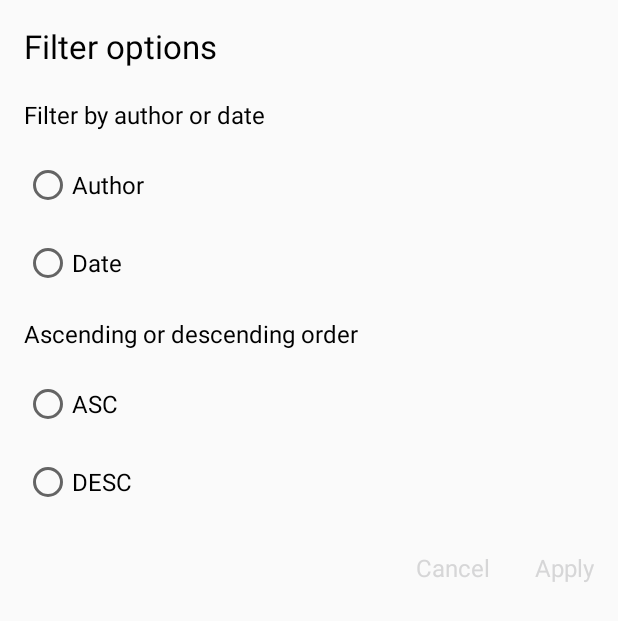
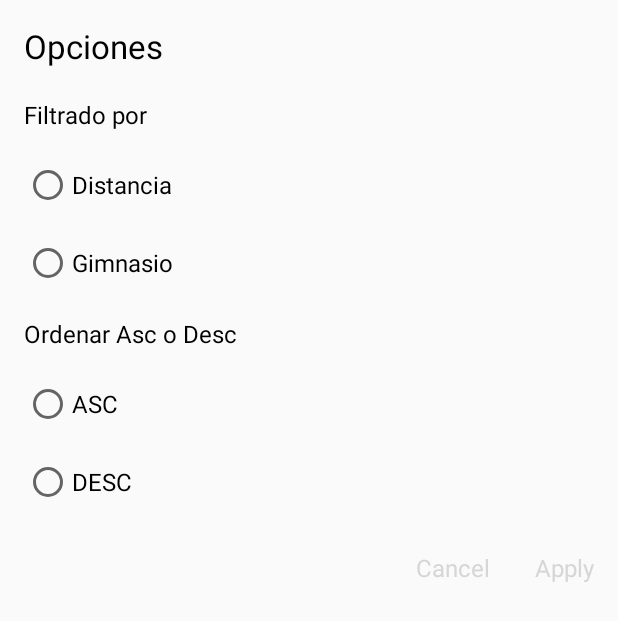
Before and after one commit to danccas/GymFitUPC, an Android app: the layout layout_blog_filter.xml on its own in the app's theme, with its tools: preview values and no code run, on a phone screen of 412 x 824 dp. Shown: the top 621 px of the screen. Run offline under Robolectric (Android 15) with nearby library versions, the phone set to English and light mode, and no system bars.

Commit message:
Commit de los menus

```diff
--- a/app/src/main/res/values/strings.xml
+++ b/app/src/main/res/values/strings.xml
@@ -54,11 +54,11 @@
     <string name="update_password">Update password</string>
     <string name="filter_asc">ASC</string>
     <string name="filter_desc">DESC</string>
-    <string name="filter_author">Author</string>
-    <string name="filter_date">Date</string>
-    <string name="asc_desc">Ascending or descending order</string>
-    <string name="author_or_date">Filter by author or date</string>
-    <string name="filter_options">Filter options</string>
+    <string name="filter_author">Distancia</string>
+    <string name="filter_date">Gimnasio</string>
+    <string name="asc_desc">Ordenar Asc o Desc</string>
+    <string name="author_or_date">Filtrado por</string>
+    <string name="filter_options">Opciones</string>
     <string name="publish">Publish</string>
     <string name="are_you_sure">Are you sure?</string>
     <string name="text_yes">yes</string>
```
